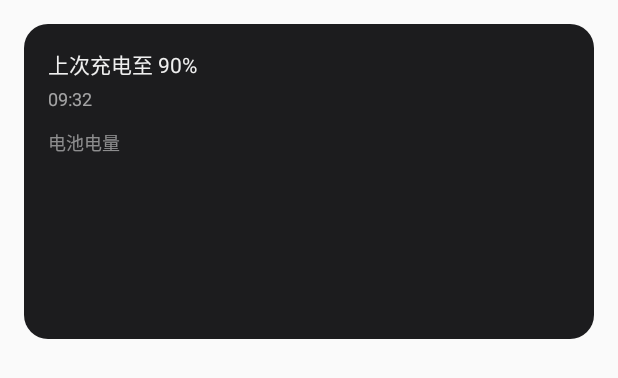
After one commit to xiongxuchuan/ProjectVerify, an Android app built with Jetpack Compose: the layout batter_measurement_layout.xml on its own in the app's theme, with its tools: preview values and no code run, on a phone screen of 412 x 824 dp. The commit adds this screen. Shown: the top 378 px of the screen. Run offline under Robolectric (Android 15) with nearby library versions, the phone set to English and light mode, and no system bars.

Commit message:
柱状图实现

```diff
--- a/app/src/main/java/com/example/myapplication/activity/ChargingChartActivity.kt
+++ b/app/src/main/java/com/example/myapplication/activity/ChargingChartActivity.kt
@@ -7,7 +7,7 @@ import androidx.appcompat.app.AppCompatActivity
 import com.example.myapplication.R
 import com.example.myapplication.bean.ChartData
 import com.example.myapplication.databinding.ActivityChargingChartBinding
-import com.example.myapplication.view.BarChartView
+import com.example.myapplication.view.BatteryMeasurementView
 
 class ChargingChartActivity : AppCompatActivity() {
 
@@ -19,13 +19,13 @@ class ChargingChartActivity : AppCompatActivity() {
         binding = ActivityChargingChartBinding.inflate(layoutInflater)
         setContentView(binding.root)
 
-        val barChart = findViewById<BarChartView>(R.id.barChartView)
+        val barChart = findViewById<BatteryMeasurementView>(R.id.barChartView)
         val sampleData = List(96) { index ->
             val hour = index / 4
             val minute = (index % 4) * 15
             val timeStr = String.format("%02d:%02d", hour, minute)
             val value = if (index in 20..25) (5..9).random() else (15..80).random()
-            val extra = if (index in 20..26) 1 else null
+            val extra = if (index in 20..26 || index in 50..60 || index in 90..96 || index in 72..74) 1 else null
             ChartData(
                 indexName = "Test",
                 time = timeStr,
--- /dev/null
+++ b/app/src/main/res/drawable/bg_corner_1c1c1e_16.xml
@@ -0,0 +1,6 @@
+<?xml version="1.0" encoding="utf-8"?>
+<shape xmlns:android="http://schemas.android.com/apk/res/android">
+    <corners android:radius="16dp" />
+
+    <solid android:color="@color/color_1C1C1E" />
+</shape>
--- /dev/null
+++ b/app/src/main/res/layout/batter_measurement_layout.xml
@@ -0,0 +1,54 @@
+<?xml version="1.0" encoding="utf-8"?>
+<androidx.constraintlayout.widget.ConstraintLayout xmlns:android="http://schemas.android.com/apk/res/android"
+    android:layout_width="match_parent"
+    android:layout_height="210dp"
+    xmlns:app="http://schemas.android.com/apk/res-auto"
+    android:layout_margin="16dp"
+    android:padding="16dp"
+    android:background="@drawable/bg_corner_1c1c1e_16">
+
+    <TextView
+        android:id="@+id/rechargeValue"
+        android:layout_width="wrap_content"
+        android:layout_height="wrap_content"
+        app:layout_constraintTop_toTopOf="parent"
+        app:layout_constraintStart_toStartOf="parent"
+        android:text="上次充电至 90%"
+        android:textColor="#EFEFEF"
+        android:textSize="14sp"/>
+
+    <TextView
+        android:id="@+id/timeTv"
+        android:layout_width="wrap_content"
+        android:layout_height="wrap_content"
+        android:text="09:32"
+        android:textSize="12sp"
+        android:textColor="#FFFFFF"
+        android:alpha="0.6"
+        android:layout_marginTop="4dp"
+        app:layout_constraintTop_toBottomOf="@+id/rechargeValue"
+        app:layout_constraintStart_toStartOf="parent"/>
+
+    <TextView
+        android:id="@+id/powerHintTv"
+        android:layout_width="wrap_content"
+        android:layout_height="wrap_content"
+        android:layout_marginTop="12sp"
+        android:text="电池电量"
+        android:textColor="#FFFFFF"
+        android:alpha="0.5"
+        android:textSize="12sp"
+        app:layout_constraintTop_toBottomOf="@+id/timeTv"
+        app:layout_constraintStart_toStartOf="parent"/>
+
+    <HorizontalScrollView
+        android:layout_width="match_parent"
+        android:layout_height="110dp"
+        android:fillViewport="true"
+        android:scrollbars="none"
+        app:layout_constraintStart_toStartOf="parent"
+        app:layout_constraintTop_toBottomOf="@+id/powerHintTv">
+
+    </HorizontalScrollView>
+
+</androidx.constraintlayout.widget.ConstraintLayout>
--- a/app/src/main/res/values/colors.xml
+++ b/app/src/main/res/values/colors.xml
@@ -7,4 +7,6 @@
     <color name="teal_700">#FF018786</color>
     <color name="black">#FF000000</color>
     <color name="white">#FFFFFFFF</color>
+    <color name="color_1C1C1E">#1C1C1E</color>
+    <color name="color_4A4A4E">#4A4A4E</color>
 </resources>
```
Also changed, not shown: app/src/main/AndroidManifest.xml (+5 -2 lines), app/src/main/java/com/example/myapplication/view/BarChartView.kt (deleted, +0 -133 lines), app/src/main/java/com/example/myapplication/view/BatteryMeasurementView.kt (added, +176 -0 lines), app/src/main/res/layout/activity_charging_chart.xml (added, +13 -0 lines), app/src/main/res/layout/item_bar.xml (added, +12 -0 lines), app/src/main/res/drawable/ic_lightning.webp (added).
